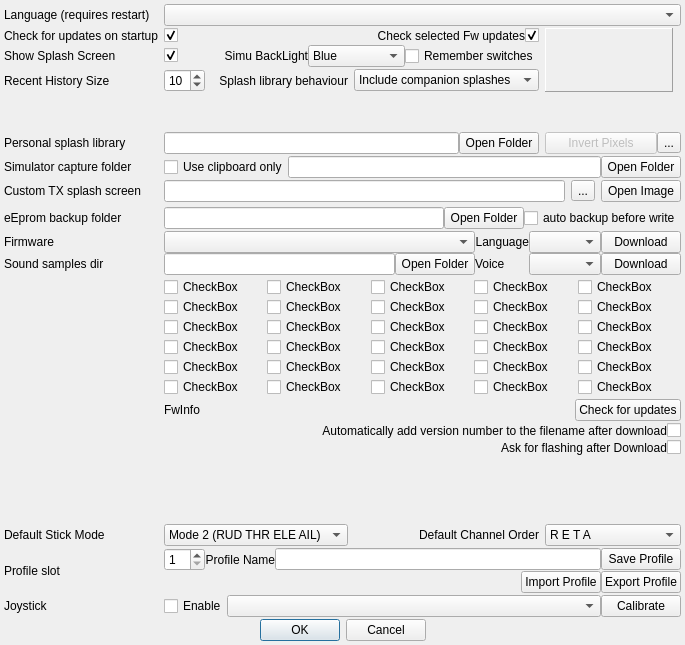
roberto1903/companion9x, file src/preferencesdialog.ui: the form before one commit.
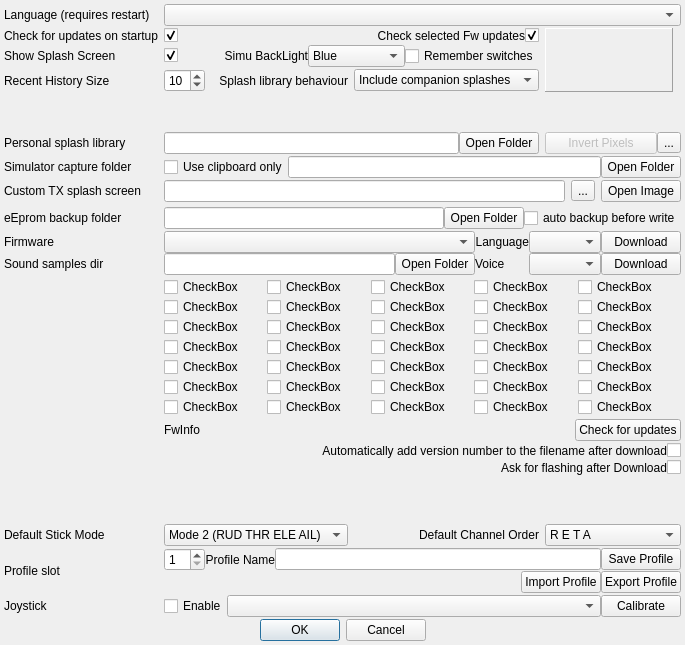
The form after the commit. Icons and pictures are not drawn.

Commit message: New options added on stock. The compilation server script needs to be updated!

```diff
--- a/src/preferencesdialog.ui
+++ b/src/preferencesdialog.ui
@@ -527,6 +527,41 @@
        </property>
       </widget>
      </item>
+     <item row="6" column="0">
+      <widget class="QCheckBox" name="optionCheckBox_31">
+       <property name="text">
+        <string>CheckBox</string>
+       </property>
+      </widget>
+     </item>
+     <item row="6" column="1">
+      <widget class="QCheckBox" name="optionCheckBox_32">
+       <property name="text">
+        <string>CheckBox</string>
+       </property>
+      </widget>
+     </item>
+     <item row="6" column="2">
+      <widget class="QCheckBox" name="optionCheckBox_33">
+       <property name="text">
+        <string>CheckBox</string>
+       </property>
+      </widget>
+     </item>
+     <item row="6" column="3">
+      <widget class="QCheckBox" name="optionCheckBox_34">
+       <property name="text">
+        <string>CheckBox</string>
+       </property>
+      </widget>
+     </item>
+     <item row="6" column="4">
+      <widget class="QCheckBox" name="optionCheckBox_35">
+       <property name="text">
+        <string>CheckBox</string>
+       </property>
+      </widget>
+     </item>
     </layout>
    </item>
    <item row="17" column="1" colspan="4">
```
Left out of the diff: 14 changed lines with no effect on the pictures. The commit also changes 2 other files.
